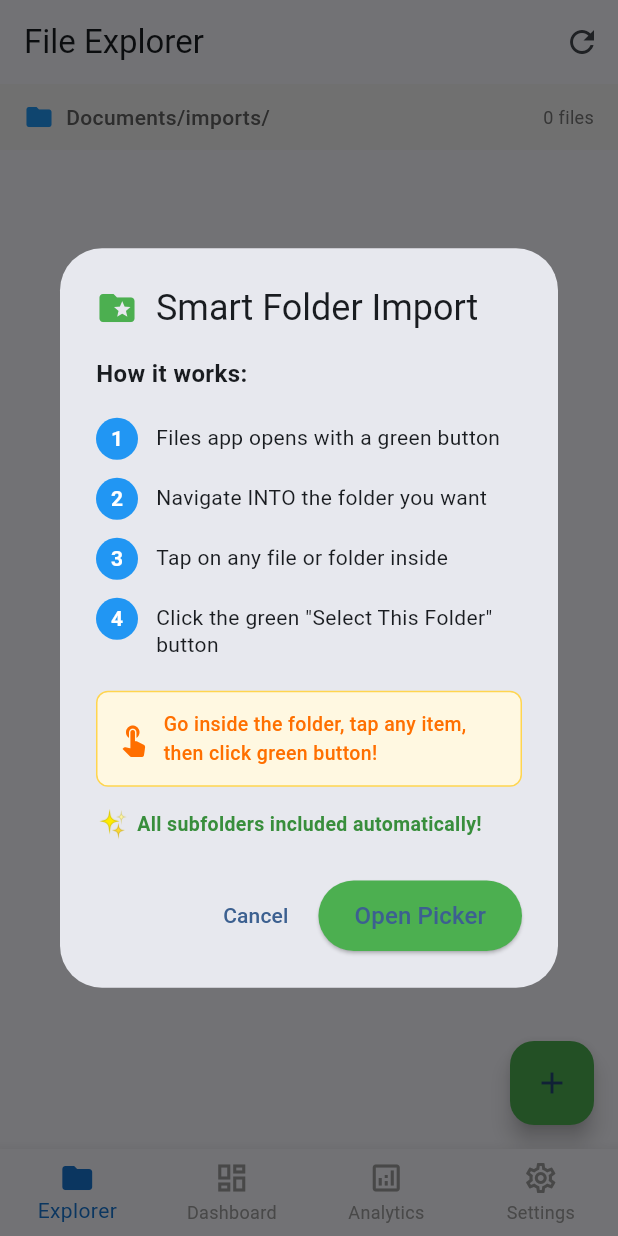
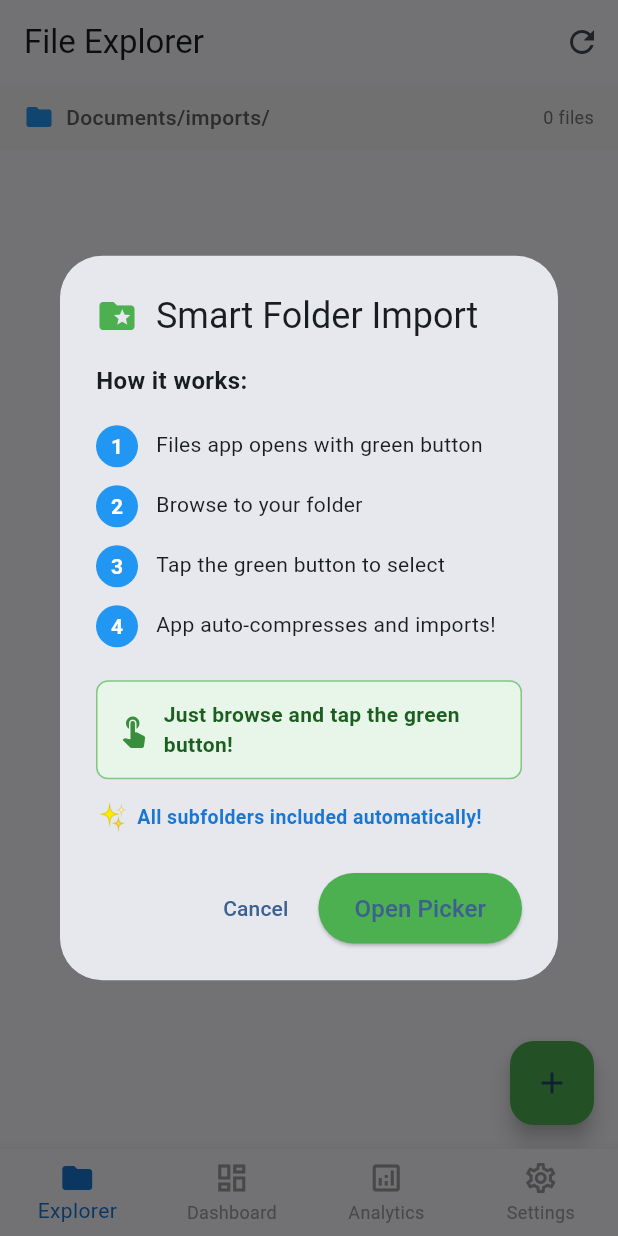
Before and after one commit to milindmk2001/filevaultpro, a Flutter app: the screen it shows after launch, after a tap on the "add" icon, on a phone screen of 412 x 824 dp. Run offline on Flutter 3.47's test engine with Material 3 defaults, Android fonts, the phone set to English and light mode, and no system bars; our stand-ins replace percent_indicator.

Commit message:
Auto track folder

```diff
--- a/lib/screens/file_explorer_screen.dart
+++ b/lib/screens/file_explorer_screen.dart
@@ -5,7 +5,7 @@ import 'package:path_provider/path_provider.dart';
 import '../services/folder_picker_service.dart';
 import '../services/compression_service.dart';
 
-/// File Explorer Screen with Working Smart Folder Import
+/// File Explorer Screen - Final Working Version
 class FileExplorerScreen extends StatefulWidget {
   const FileExplorerScreen({Key? key}) : super(key: key);
 
@@ -77,29 +77,29 @@ class _FileExplorerScreenState extends State<FileExplorerScreen> {
                 style: TextStyle(fontWeight: FontWeight.bold, fontSize: 16),
               ),
               SizedBox(height: 12),
-              _buildStep(1, 'Files app opens with a green button'),
-              _buildStep(2, 'Navigate INTO the folder you want'),
-              _buildStep(3, 'Tap on any file or folder inside'),
-              _buildStep(4, 'Click the green "Select This Folder" button'),
+              _buildStep(1, 'Files app opens with green button'),
+              _buildStep(2, 'Browse to your folder'),
+              _buildStep(3, 'Tap the green button to select'),
+              _buildStep(4, 'App auto-compresses and imports!'),
               SizedBox(height: 16),
               Container(
                 padding: EdgeInsets.all(12),
                 decoration: BoxDecoration(
-                  color: Colors.amber.shade50,
+                  color: Colors.green.shade50,
                   borderRadius: BorderRadius.circular(8),
-                  border: Border.all(color: Colors.amber.shade300),
+                  border: Border.all(color: Colors.green.shade300),
                 ),
                 child: Row(
                   children: [
-                    Icon(Icons.touch_app, color: Colors.amber.shade900, size: 24),
+                    Icon(Icons.touch_app, color: Colors.green.shade700, size: 24),
                     SizedBox(width: 8),
                     Expanded(
                       child: Text(
-                        'Go inside the folder, tap any item, then click green button!',
+                        'Just browse and tap the green button!',
                         style: TextStyle(
-                          color: Colors.amber.shade900,
-                          fontSize: 13,
-                          fontWeight: FontWeight.w500,
+                          color: Colors.green.shade900,
+                          fontSize: 14,
+                          fontWeight: FontWeight.w600,
                         ),
                       ),
                     ),
@@ -114,7 +114,7 @@ class _FileExplorerScreenState extends State<FileExplorerScreen> {
                     child: Text(
                       'All subfolders included automatically!',
                       style: TextStyle(
-                        color: Colors.green.shade700,
+                        color: Colors.blue.shade700,
                         fontWeight: FontWeight.bold,
                         fontSize: 13,
                       ),
@@ -188,7 +188,6 @@ class _FileExplorerScreenState extends State<FileExplorerScreen> {
 
   Future<void> _handleSmartFolderImport() async {
     try {
-      // Show loading dialog
       showDialog(
         context: context,
         barrierDismissible: false,
@@ -206,13 +205,10 @@ class _FileExplorerScreenState extends State<FileExplorerScreen> {
         ),
       );
 
-      // Small delay to show the dialog
       await Future.delayed(Duration(milliseconds: 300));
 
-      // Step 1: Pick folder
       final folderResult = await FolderPickerService.pickFolder();
 
-      // Close loading dialog
       if (mounted) Navigator.pop(context);
 
       if (folderResult == null) {
@@ -227,7 +223,6 @@ class _FileExplorerScreenState extends State<FileExplorerScreen> {
       final folderPath = folderResult['path']!;
       final folderName = folderResult['name']!;
 
-      // Show compression progress
       if (mounted) {
         showDialog(
           context: context,
@@ -259,7 +254,6 @@ class _FileExplorerScreenState extends State<FileExplorerScreen> {
         );
       }
 
-      // Step 2: Compress folder
       final appDir = await getApplicationDocumentsDirectory();
       final timestamp = DateTime.now().millisecondsSinceEpoch;
       final zipFileName = '${folderName}_$timestamp.zip';
@@ -275,7 +269,6 @@ class _FileExplorerScreenState extends State<FileExplorerScreen> {
         destinationPath: zipPath,
       );
 
-      // Close compression dialog
       if (mounted) Navigator.pop(context);
 
       if (compressionResult['success'] == true) {
@@ -362,12 +355,8 @@ class _FileExplorerScreenState extends State<FileExplorerScreen> {
     return '${(bytes / (1024 * 1024)).toStringAsFixed(1)} MB';
   }
 
-  String _getFileExtension(String filePath) {
-    return path.extension(filePath).toLowerCase();
-  }
-
   IconData _getFileIcon(String filePath) {
-    final ext = _getFileExtension(filePath);
+    final ext = path.extension(filePath).toLowerCase();
     switch (ext) {
       case '.zip':
         return Icons.folder_zip;
--- a/pubspec.yaml
+++ b/pubspec.yaml
@@ -2,7 +2,7 @@ name: file_vault_pro
 description: "A comprehensive file management and security app for iOS"
 publish_to: 'none'
 
-version: 1.0.0+18
+version: 1.0.0+19
 
 environment:
   sdk: ^3.6.0
```
Also changed, not shown: 1 other file.
